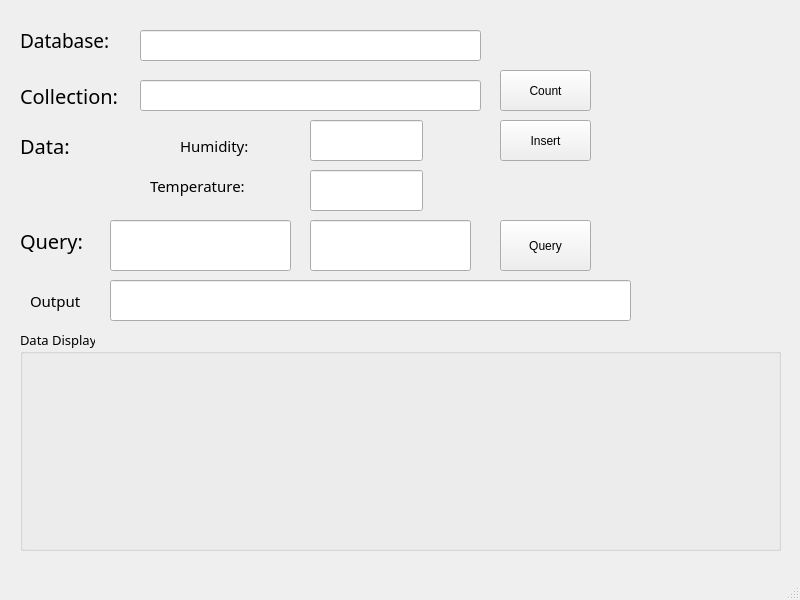
This is MongoDB/Client/ui_mainwindow.ui in KMS-TEAM/Training_Project as Qt 5 draws it before an edit. The edited form follows.
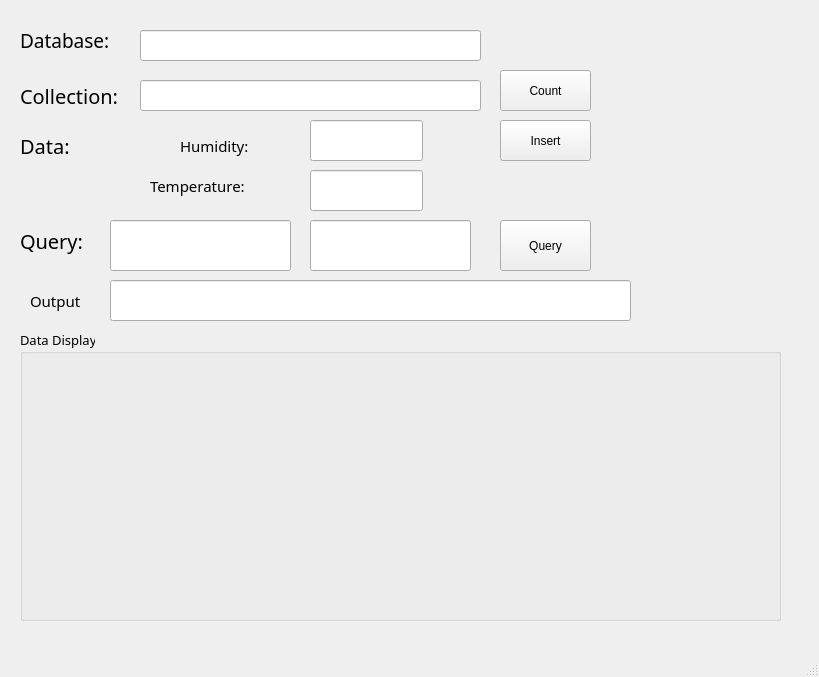
This is the edited form. Icons and pictures are not drawn.

Diff of the .ui file:
```diff
--- a/MongoDB/Client/ui_mainwindow.ui
+++ b/MongoDB/Client/ui_mainwindow.ui
@@ -6,8 +6,8 @@
    <rect>
     <x>0</x>
     <y>0</y>
-    <width>800</width>
-    <height>600</height>
+    <width>819</width>
+    <height>677</height>
    </rect>
   </property>
   <property name="windowTitle">
@@ -266,7 +266,7 @@
       <x>20</x>
       <y>330</y>
       <width>761</width>
-      <height>221</height>
+      <height>291</height>
      </rect>
     </property>
     <property name="font">
@@ -283,8 +283,8 @@
       <rect>
        <x>20</x>
        <y>30</y>
-       <width>621</width>
-       <height>181</height>
+       <width>651</width>
+       <height>241</height>
       </rect>
      </property>
     </widget>
```
Left out of the diff: 4 changed lines with no effect on the pictures.
